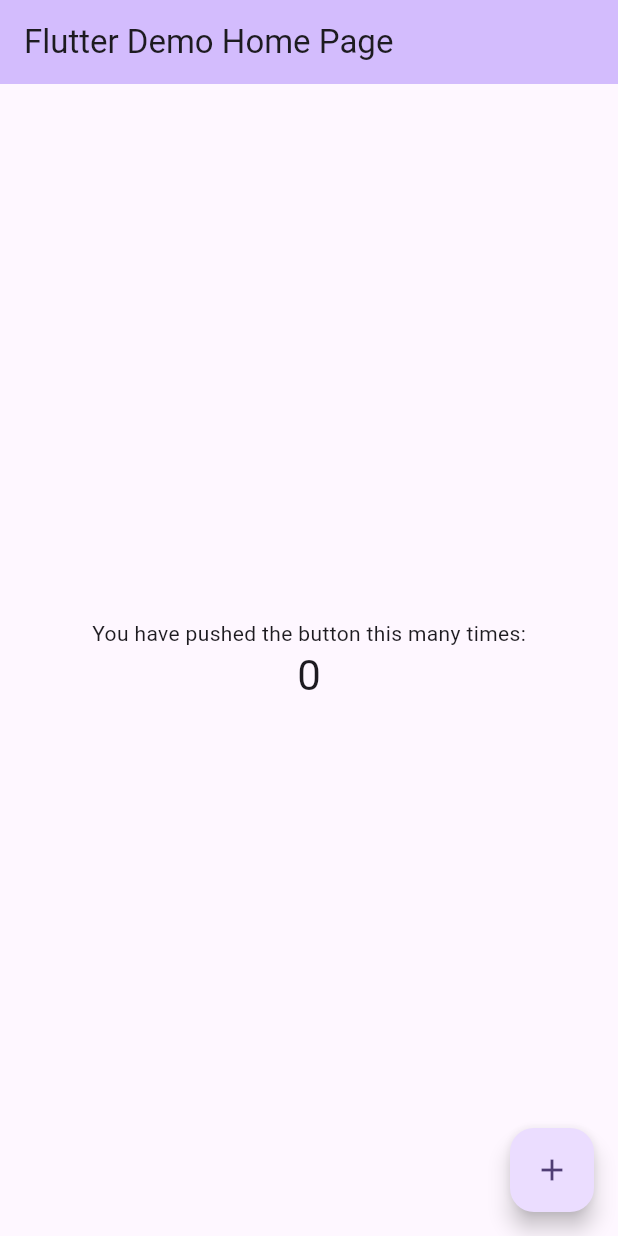
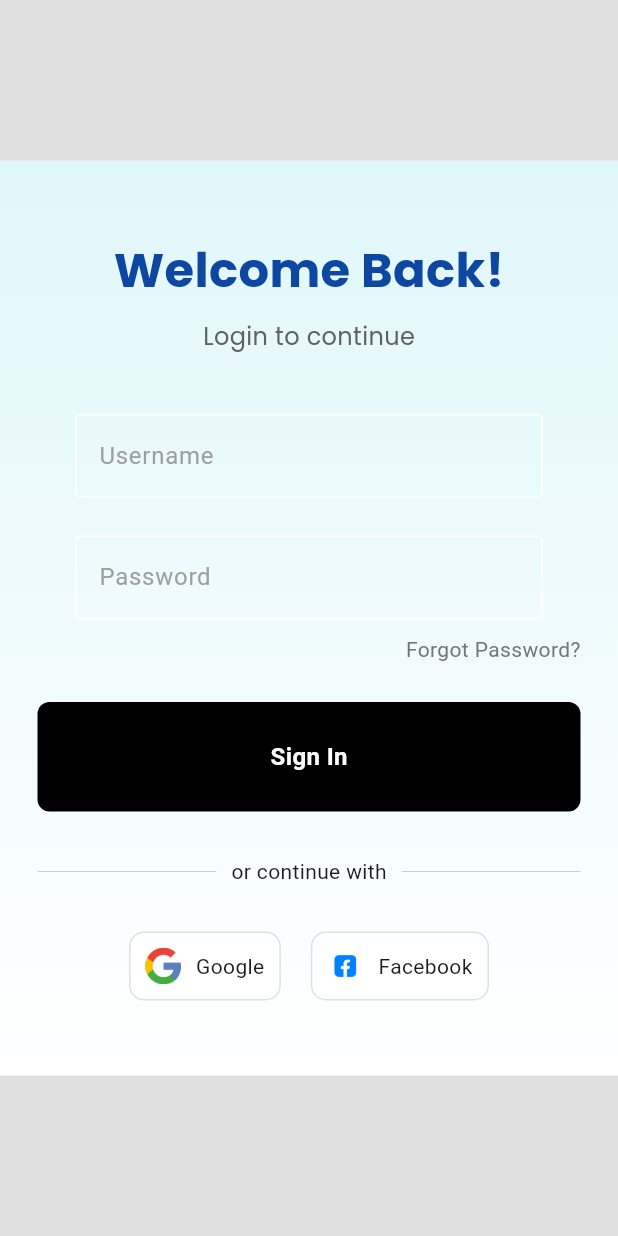
Before and after one commit to YoloApple/english_learning_app, a Flutter app: the screen it shows after launch, on a phone screen of 412 x 824 dp. Run offline on Flutter 3.47's test engine with Material 3 defaults, Android fonts, the phone set to English and light mode, and no system bars; our stand-ins replace google_fonts.

Commit message:
Update Login UI with Google and Facebook buttons

```diff
--- /dev/null
+++ b/flutter_app/lib/components/my_button.dart
@@ -0,0 +1,30 @@
+import 'package:flutter/material.dart';
+
+class MyButton extends StatelessWidget {
+  final Function () ? onTap;
+  const MyButton({
+    super.key,
+    required this.onTap,
+  });
+  @override
+  Widget build(BuildContext context) {
+    return GestureDetector(
+      onTap: onTap,
+      child: Container(
+        padding: EdgeInsets.all(25),
+        decoration: BoxDecoration(
+            color: Colors.black,
+          borderRadius: BorderRadius.circular(8),
+        ),
+        child: Center(child: Text('Sign In',
+        style: TextStyle(
+            color: Colors.white,
+          fontSize: 16,
+          fontWeight: FontWeight.bold,
+        ),
+        )
+      ),
+      ),
+    );
+  }
+}
--- /dev/null
+++ b/flutter_app/lib/components/my_text_field.dart
@@ -0,0 +1,35 @@
+import 'package:flutter/material.dart';
+
+class MyTextField extends StatelessWidget{
+  final controller;
+  final String hintText;
+  final bool obsecureText;
+  const MyTextField({
+    super.key,
+    required this.controller,
+    required this.hintText,
+    required this.obsecureText,
+  });
+
+  @override
+  Widget build(BuildContext context) {
+    return Padding(
+      padding: const EdgeInsets.symmetric(horizontal: 25.0),
+      child: TextField(
+        controller: controller,
+        obscureText: obsecureText,
+        decoration: InputDecoration(
+          enabledBorder: OutlineInputBorder(
+            borderSide: BorderSide(color : Colors.white),
+          ),
+          focusedBorder: OutlineInputBorder(
+            borderSide: BorderSide(color: Colors.white),
+          ),
+          fillColor: Colors.grey.shade200,
+          hintText: hintText,
+          hintStyle: TextStyle(color: Colors.grey[500]),
+        ),
+      ),
+    );
+  }
+}
--- a/flutter_app/lib/main.dart
+++ b/flutter_app/lib/main.dart
@@ -1,125 +1,27 @@
 import 'package:flutter/material.dart';
+import 'package:flutter_app/pages/login_screen.dart';
 
 void main() {
   runApp(const MyApp());
 }
 
-class MyApp extends StatelessWidget {
+class MyApp extends StatelessWidget{
   const MyApp({super.key});
 
-  // This widget is the root of your application.
   @override
   Widget build(BuildContext context) {
+
     return MaterialApp(
-      title: 'Flutter Demo',
+      debugShowCheckedModeBanner: false,
+      title: "English-Learning-App",
       theme: ThemeData(
-        // This is the theme of your application.
-        //
-        // TRY THIS: Try running your application with "flutter run". You'll see
-        // the application has a purple toolbar. Then, without quitting the app,
-        // try changing the seedColor in the colorScheme below to Colors.green
-        // and then invoke "hot reload" (save your changes or press the "hot
-        // reload" button in a Flutter-supported IDE, or press "r" if you used
-        // the command line to start the app).
-        //
-        // Notice that the counter didn't reset back to zero; the application
-        // state is not lost during the reload. To reset the state, use hot
-        // restart instead.
-        //
-        // This works for code too, not just values: Most code changes can be
-        // tested with just a hot reload.
-        colorScheme: ColorScheme.fromSeed(seedColor: Colors.deepPurple),
-        useMaterial3: true,
+        primarySwatch: Colors.blue,
       ),
-      home: const MyHomePage(title: 'Flutter Demo Home Page'),
+      initialRoute: '/',
+      routes: {
+        '/': (context) => LoginScreen(),
+        // '/home': (context) => HomeScreen(),
+      },
     );
   }
 }
-
-class MyHomePage extends StatefulWidget {
-  const MyHomePage({super.key, required this.title});
-
-  // This widget is the home page of your application. It is stateful, meaning
-  // that it has a State object (defined below) that contains fields that affect
-  // how it looks.
-
-  // This class is the configuration for the state. It holds the values (in this
-  // case the title) provided by the parent (in this case the App widget) and
-  // used by the build method of the State. Fields in a Widget subclass are
-  // always marked "final".
-
-  final String title;
-
-  @override
-  State<MyHomePage> createState() => _MyHomePageState();
-}
-
-class _MyHomePageState extends State<MyHomePage> {
-  int _counter = 0;
-
-  void _incrementCounter() {
-    setState(() {
-      // This call to setState tells the Flutter framework that something has
-      // changed in this State, which causes it to rerun the build method below
-      // so that the display can reflect the updated values. If we changed
-      // _counter without calling setState(), then the build method would not be
-      // called again, and so nothing would appear to happen.
-      _counter++;
-    });
-  }
-
-  @override
-  Widget build(BuildContext context) {
-    // This method is rerun every time setState is called, for instance as done
-    // by the _incrementCounter method above.
-    //
-    // The Flutter framework has been optimized to make rerunning build methods
-    // fast, so that you can just rebuild anything that needs updating rather
-    // than having to individually change instances of widgets.
-    return Scaffold(
-      appBar: AppBar(
-        // TRY THIS: Try changing the color here to a specific color (to
-        // Colors.amber, perhaps?) and trigger a hot reload to see the AppBar
-        // change color while the other colors stay the same.
-        backgroundColor: Theme.of(context).colorScheme.inversePrimary,
-        // Here we take the value from the MyHomePage object that was created by
-        // the App.build method, and use it to set our appbar title.
-        title: Text(widget.title),
-      ),
-      body: Center(
-        // Center is a layout widget. It takes a single child and positions it
-        // in the middle of the parent.
-        child: Column(
-          // Column is also a layout widget. It takes a list of children and
-          // arranges them vertically. By default, it sizes itself to fit its
-          // children horizontally, and tries to be as tall as its parent.
-          //
-          // Column has various properties to control how it sizes itself and
-          // how it positions its children. Here we use mainAxisAlignment to
-          // center the children vertically; the main axis here is the vertical
-          // axis because Columns are vertical (the cross axis would be
-          // horizontal).
-          //
-          // TRY THIS: Invoke "debug painting" (choose the "Toggle Debug Paint"
-          // action in the IDE, or press "p" in the console), to see the
-          // wireframe for each widget.
-          mainAxisAlignment: MainAxisAlignment.center,
-          children: <Widget>[
-            const Text(
-              'You have pushed the button this many times:',
-            ),
-            Text(
-              '$_counter',
-              style: Theme.of(context).textTheme.headlineMedium,
-            ),
-          ],
-        ),
-      ),
-      floatingActionButton: FloatingActionButton(
-        onPressed: _incrementCounter,
-        tooltip: 'Increment',
-        child: const Icon(Icons.add),
-      ), // This trailing comma makes auto-formatting nicer for build methods.
-    );
-  }
-}
--- /dev/null
+++ b/flutter_app/lib/pages/login_screen.dart
@@ -0,0 +1,193 @@
+import 'package:flutter/material.dart';
+import 'package:google_fonts/google_fonts.dart';
+import 'package:flutter_app/components/my_button.dart';
+import 'package:flutter_app/components/my_text_field.dart';
+
+class LoginScreen extends StatefulWidget {
+  const LoginScreen({super.key});
+
+  @override
+  State<LoginScreen> createState() => _LoginScreenState();
+}
+
+class _LoginScreenState extends State<LoginScreen> {
+  final usernameController = TextEditingController();
+  final passwordController = TextEditingController();
+
+  void signUserIn() {
+    // TODO: Thực hiện chức năng đăng nhập ở đây
+  }
+
+  void signInWithGoogle() {
+    // TODO: Thực hiện chức năng đăng nhập Google
+  }
+
+  void signInWithFacebook() {
+    // TODO: Thực hiện chức năng đăng nhập Facebook
+  }
+
+  @override
+  Widget build(BuildContext context) {
+    return Scaffold(
+      backgroundColor: Colors.grey[300],
+      body: SafeArea(
+        child: Center(
+          child: Container(
+            decoration: const BoxDecoration(
+              gradient: LinearGradient(
+                begin: Alignment.topCenter,
+                end: Alignment.bottomCenter,
+                colors: [
+                  Color(0xFFe0f7fa),
+                  Color(0xFFffffff),
+                ],
+              ),
+            ),
+            child: SingleChildScrollView(
+              child: Padding(
+                padding: const EdgeInsets.symmetric(horizontal: 25.0),
+                child: Column(
+                  mainAxisAlignment: MainAxisAlignment.center,
+                  children: [
+                    const SizedBox(height: 50),
+
+                    // Text Login
+                    Text(
+                      'Welcome Back!',
+                      style: GoogleFonts.poppins(
+                        color: Colors.blue[900],
+                        fontSize: 32,
+                        fontWeight: FontWeight.bold,
+                      ),
+                    ),
+                    const SizedBox(height: 10),
+                    Text(
+                      'Login to continue',
+                      style: GoogleFonts.poppins(
+                        color: Colors.grey[700],
+                        fontSize: 16,
+                      ),
+                    ),
+
+                    const SizedBox(height: 40),
+
+                    // Username TextField
+                    MyTextField(
+                      controller: usernameController,
+                      hintText: 'Username',
+                      obsecureText: false,
+                    ),
+
+                    const SizedBox(height: 25),
+
+                    // Password TextField
+                    MyTextField(
+                      controller: passwordController,
+                      hintText: 'Password',
+                      obsecureText: true,
+                    ),
+
+                    const SizedBox(height: 10),
+                    Row(
+                      mainAxisAlignment: MainAxisAlignment.end,
+                      children: [
+                        Text(
+                          'Forgot Password?',
+                          style: TextStyle(color: Colors.grey[600]),
+                        ),
+                      ],
+                    ),
+                    const SizedBox(height: 25),
+
+                    // Button Login
+                    MyButton(
+                      onTap: signUserIn,
+                    ),
+
+                    const SizedBox(height: 30),
+
+                    // Or continue with
+                    Row(
+                      children: [
+                        Expanded(
+                          child: Divider(
+                            thickness: 0.5,
+                            color: Colors.grey[400],
+                          ),
+                        ),
+                        const Padding(
+                          padding: EdgeInsets.symmetric(horizontal: 10.0),
+                          child: Text('or continue with'),
+                        ),
+                        Expanded(
+                          child: Divider(
+                            thickness: 0.5,
+                            color: Colors.grey[400],
+                          ),
+                        ),
+                      ],
+                    ),
+
+                    const SizedBox(height: 30),
+
+                    // Social Media Buttons
+                    Row(
+                      mainAxisAlignment: MainAxisAlignment.center,
+                      children: [
+                        GestureDetector(
+                          onTap: signInWithGoogle,
+                          child: Container(
+                            padding: const EdgeInsets.all(10),
+                            decoration: BoxDecoration(
+                              border: Border.all(color: Colors.grey.shade300),
+                              borderRadius: BorderRadius.circular(10),
+                              color: Colors.white,
+                            ),
+                            child: Row(
+                              children: [
+                                Image.asset(
+                                  'assets/icons/google.png',
+                                  height: 24,
+                                ),
+                                const SizedBox(width: 10),
+                                const Text('Google'),
+                              ],
+                            ),
+                          ),
+                        ),
+                        const SizedBox(width: 20),
+                        GestureDetector(
+                          onTap: signInWithFacebook,
+                          child: Container(
+                            padding: const EdgeInsets.all(10),
+                            decoration: BoxDecoration(
+                              border: Border.all(color: Colors.grey.shade300),
+                              borderRadius: BorderRadius.circular(10),
+                              color: Colors.white,
+                            ),
+                            child: Row(
+                              children: [
+                                Image.asset(
+                                  'assets/icons/facebook.png',
+                                  height: 24,
+                                ),
+                                const SizedBox(width: 10),
+                                const Text('Facebook'),
+                              ],
+                            ),
+                          ),
+                        ),
+                      ],
+                    ),
+
+                    const SizedBox(height: 50),
+                  ],
+                ),
+              ),
+            ),
+          ),
+        ),
+      ),
+    );
+  }
+}
```
Also changed, not shown: flutter_app/pubspec.yaml (+4 -5 lines), flutter_app/assets/icons/facebook.png (added), flutter_app/assets/icons/google.png (added), flutter_app/lib/pages/home_screen.dart (added), flutter_app/pubspec.lock, 1 other file.
